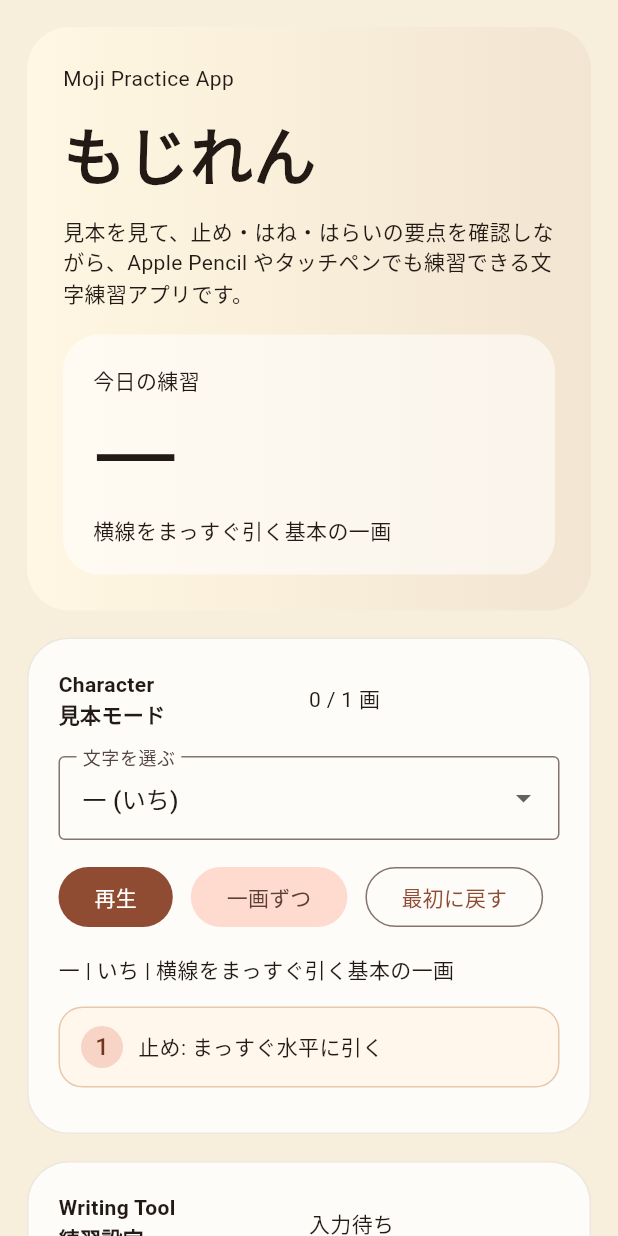
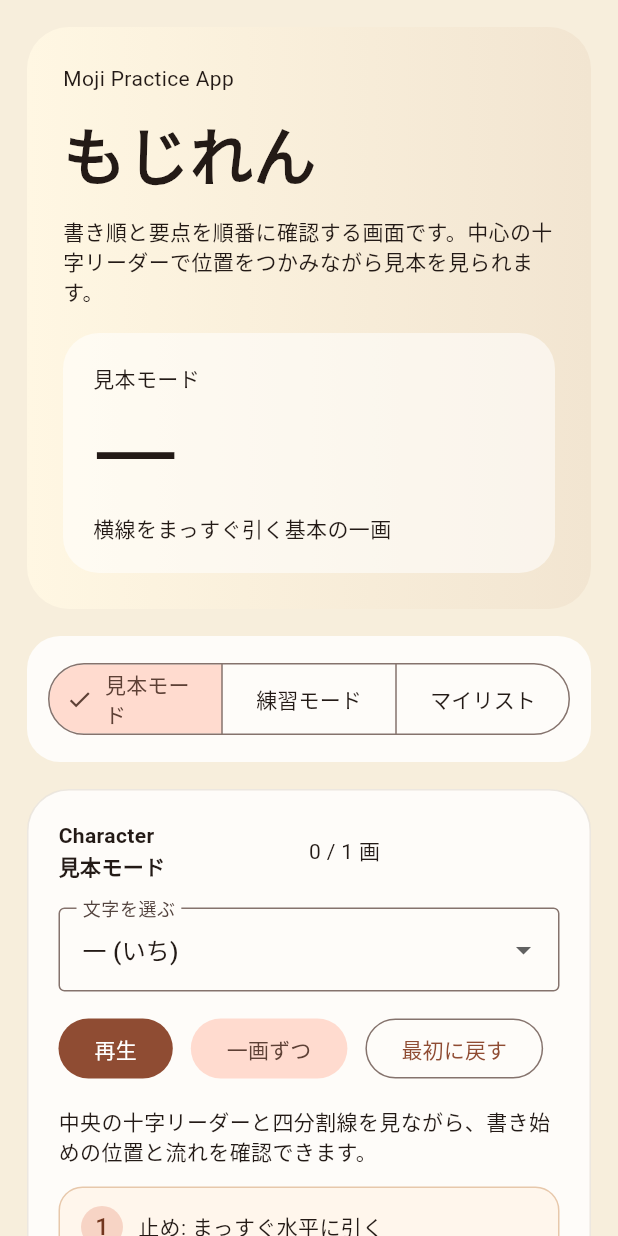
Before and after one commit to jppiennm-commits/mojiren, a Flutter app: the screen it shows after launch, on a phone screen of 412 x 824 dp. Run offline on Flutter 3.47's test engine with Material 3 defaults, Android fonts, the phone set to English and light mode, and no system bars.

Commit message:
Add mode-based screens and guide leaders

```diff
--- a/lib/src/app.dart
+++ b/lib/src/app.dart
@@ -6,6 +6,8 @@ import 'package:flutter/material.dart';
 import 'data.dart';
 import 'models.dart';
 import 'painters.dart';
+
+enum LearningMode { model, practice, collection }
 
 class KakijunLabApp extends StatelessWidget {
   const KakijunLabApp({super.key});
@@ -36,14 +38,12 @@ class StrokePracticeHome extends StatelessWidget {
         if (snapshot.hasError) {
           return Scaffold(
             body: Center(
-              child: Text('漢字データの読み込みに失敗しました: ${snapshot.error}'),
+              child: Text('文字データの読み込みに失敗しました: ${snapshot.error}'),
             ),
           );
         }
         if (!snapshot.hasData) {
-          return const Scaffold(
-            body: Center(child: CircularProgressIndicator()),
-          );
+          return const Scaffold(body: Center(child: CircularProgressIndicator()));
         }
         return StrokePracticeScreen(characters: snapshot.data!);
       },
@@ -63,6 +63,7 @@ class StrokePracticeScreen extends StatefulWidget {
 class _StrokePracticeScreenState extends State<StrokePracticeScreen> {
   late CharacterModel selectedCharacter;
   late String registerCharacterId;
+  LearningMode currentMode = LearningMode.model;
   WritingTool selectedTool = WritingTool.brushPen;
   InputMode inputMode = InputMode.penPreferred;
   bool showGhostModel = true;
@@ -135,6 +136,7 @@ class _StrokePracticeScreenState extends State<StrokePracticeScreen> {
         ),
       );
       memoController.clear();
+      currentMode = LearningMode.collection;
     });
   }
 
@@ -174,7 +176,7 @@ class _StrokePracticeScreenState extends State<StrokePracticeScreen> {
 
   void startStroke(PointerDownEvent event) {
     if (!acceptsPointer(event.kind)) {
-      setState(() => inputStatus = 'この入力モードではその入力は使えません');
+      setState(() => inputStatus = 'この入力モードではその入力方法は使えません');
       return;
     }
     final pressure = normalizedPressure(event.pressure);
@@ -191,8 +193,7 @@ class _StrokePracticeScreenState extends State<StrokePracticeScreen> {
     final pressure = normalizedPressure(event.pressure);
     setState(() {
       activeSamples = [...activeSamples, DrawSample(point: event.localPosition, pressure: pressure)];
-      inputStatus =
-          '${pointerLabel(event.kind)} | 圧力 ${pressure.toStringAsFixed(2)} | ${toolStyle.label}';
+      inputStatus = '${pointerLabel(event.kind)} | 圧力 ${pressure.toStringAsFixed(2)} | ${toolStyle.label}';
     });
   }
 
@@ -206,40 +207,108 @@ class _StrokePracticeScreenState extends State<StrokePracticeScreen> {
     });
   }
 
+  void resetPractice() {
+    setState(() {
+      drawnStrokes.clear();
+      activeSamples = [];
+      inputStatus = '入力待ち';
+    });
+  }
+
   @override
   Widget build(BuildContext context) {
     return Scaffold(
       body: SafeArea(
+        child: SingleChildScrollView(
+          padding: const EdgeInsets.all(18),
+          child: Column(
+            children: [
+              HeroCard(character: selectedCharacter, mode: currentMode),
+              const SizedBox(height: 18),
+              buildModeSwitch(),
+              const SizedBox(height: 18),
+              AnimatedSwitcher(
+                duration: const Duration(milliseconds: 220),
+                child: switch (currentMode) {
+                  LearningMode.model => buildModelLayout(),
+                  LearningMode.practice => buildPracticeLayout(),
+                  LearningMode.collection => buildCollectionLayout(),
+                },
+              ),
+            ],
+          ),
+        ),
+      ),
+    );
+  }
+
+  Widget buildModeSwitch() {
+    return Container(
+      width: double.infinity,
+      padding: const EdgeInsets.all(14),
+      decoration: BoxDecoration(
+        color: Colors.white.withValues(alpha: 0.82),
+        borderRadius: BorderRadius.circular(22),
+      ),
+      child: SegmentedButton<LearningMode>(
+        segments: const [
+          ButtonSegment(value: LearningMode.model, label: Text('見本モード')),
+          ButtonSegment(value: LearningMode.practice, label: Text('練習モード')),
+          ButtonSegment(value: LearningMode.collection, label: Text('マイリスト')),
+        ],
+        selected: {currentMode},
+        onSelectionChanged: (selection) => setState(() => currentMode = selection.first),
+      ),
+    );
+  }
+
+  Widget buildModelLayout() {
+    return KeyedSubtree(
+      key: const ValueKey(LearningMode.model),
       child: LayoutBuilder(
         builder: (context, constraints) {
           final singleColumn = constraints.maxWidth < 900;
-            return SingleChildScrollView(
-              padding: const EdgeInsets.all(18),
-              child: Column(
-                children: [
-                  HeroCard(character: selectedCharacter),
-                  const SizedBox(height: 18),
-                  Flex(
+          return Flex(
             direction: singleColumn ? Axis.vertical : Axis.horizontal,
             crossAxisAlignment: CrossAxisAlignment.start,
             children: [
               Expanded(child: buildModelPanel()),
               SizedBox(width: singleColumn ? 0 : 18, height: singleColumn ? 18 : 0),
-                      Expanded(child: buildPracticePanel()),
+              Expanded(child: buildModelBoard()),
             ],
+          );
+        },
       ),
-                  const SizedBox(height: 18),
-                  Flex(
+    );
+  }
+
+  Widget buildPracticeLayout() {
+    return KeyedSubtree(
+      key: const ValueKey(LearningMode.practice),
+      child: LayoutBuilder(
+        builder: (context, constraints) {
+          final singleColumn = constraints.maxWidth < 900;
+          return Flex(
             direction: singleColumn ? Axis.vertical : Axis.horizontal,
             crossAxisAlignment: CrossAxisAlignment.start,
             children: [
-                      Expanded(child: buildModelBoard()),
+              Expanded(child: buildPracticePanel()),
               SizedBox(width: singleColumn ? 0 : 18, height: singleColumn ? 18 : 0),
               Expanded(child: buildPracticeBoard()),
             ],
+          );
+        },
       ),
-                  const SizedBox(height: 18),
-                  Flex(
+    );
+  }
+
+  Widget buildCollectionLayout() {
+    return KeyedSubtree(
+      key: const ValueKey(LearningMode.collection),
+      child: LayoutBuilder(
+        builder: (context, constraints) {
+          final singleColumn = constraints.maxWidth < 900;
+          return Flex(
             direction: singleColumn ? Axis.vertical : Axis.horizontal,
             crossAxisAlignment: CrossAxisAlignment.start,
             children: [
@@ -247,12 +316,8 @@ class _StrokePracticeScreenState extends State<StrokePracticeScreen> {
               SizedBox(width: singleColumn ? 0 : 18, height: singleColumn ? 18 : 0),
               Expanded(child: buildSavedPanel()),
             ],
-                  ),
-                ],
-              ),
           );
         },
-        ),
       ),
     );
   }
@@ -267,10 +332,7 @@ class _StrokePracticeScreenState extends State<StrokePracticeScreen> {
         children: [
           DropdownButtonFormField<String>(
             initialValue: selectedCharacter.id,
-            decoration: const InputDecoration(
-              labelText: '文字を選ぶ',
-              border: OutlineInputBorder(),
-            ),
+            decoration: const InputDecoration(labelText: '文字を選ぶ', border: OutlineInputBorder()),
             items: [
               for (final character in widget.characters)
                 DropdownMenuItem(
@@ -301,7 +363,7 @@ class _StrokePracticeScreenState extends State<StrokePracticeScreen> {
             ],
           ),
           const SizedBox(height: 14),
-          Text('${selectedCharacter.glyph} | ${selectedCharacter.reading} | ${selectedCharacter.meaning}'),
+          const Text('中央の十字リーダーと四分割線を見ながら、書き始めの位置と流れを確認できます。'),
           const SizedBox(height: 14),
           for (var i = 0; i < selectedCharacter.strokes.length; i++)
             NoteTile(index: i + 1, text: selectedCharacter.strokes[i].note),
@@ -312,17 +374,15 @@ class _StrokePracticeScreenState extends State<StrokePracticeScreen> {
 
   Widget buildPracticePanel() {
     return PanelCard(
-      title: '練習設定',
+      title: '練習モード',
       kicker: 'Writing Tool',
       trailing: inputStatus,
       child: Column(
+        crossAxisAlignment: CrossAxisAlignment.start,
         children: [
           DropdownButtonFormField<WritingTool>(
             initialValue: selectedTool,
-            decoration: const InputDecoration(
-              labelText: '筆記具',
-              border: OutlineInputBorder(),
-            ),
+            decoration: const InputDecoration(labelText: '筆記具', border: OutlineInputBorder()),
             items: const [
               DropdownMenuItem(value: WritingTool.brushPen, child: Text('筆ペン')),
               DropdownMenuItem(value: WritingTool.ballpoint, child: Text('ボールペン')),
@@ -333,10 +393,7 @@ class _StrokePracticeScreenState extends State<StrokePracticeScreen> {
           const SizedBox(height: 14),
           DropdownButtonFormField<InputMode>(
             initialValue: inputMode,
-            decoration: const InputDecoration(
-              labelText: '入力モード',
-              border: OutlineInputBorder(),
-            ),
+            decoration: const InputDecoration(labelText: '入力モード', border: OutlineInputBorder()),
             items: const [
               DropdownMenuItem(value: InputMode.penPreferred, child: Text('ペン優先')),
               DropdownMenuItem(value: InputMode.penOnly, child: Text('ペンのみ')),
@@ -346,18 +403,15 @@ class _StrokePracticeScreenState extends State<StrokePracticeScreen> {
           ),
           SwitchListTile(
             contentPadding: EdgeInsets.zero,
-            title: const Text('練習面に薄いお手本を表示'),
+            title: const Text('見本のうすい下書きを表示'),
+            subtitle: const Text('練習中も中央の十字リーダーを見ながら位置を合わせられます。'),
             value: showGhostModel,
             onChanged: (value) => setState(() => showGhostModel = value),
           ),
           Align(
             alignment: Alignment.centerLeft,
             child: OutlinedButton(
-              onPressed: () => setState(() {
-                drawnStrokes.clear();
-                activeSamples = [];
-                inputStatus = '入力待ち';
-              }),
+              onPressed: resetPractice,
               child: const Text('練習を消す'),
             ),
           ),
@@ -372,7 +426,7 @@ class _StrokePracticeScreenState extends State<StrokePracticeScreen> {
     return PanelCard(
       title: '見本ボード',
       kicker: 'Model',
-      trailing: '注意点つき',
+      trailing: '補助線つき表示',
       child: AspectRatio(
         aspectRatio: 1,
         child: CustomPaint(
@@ -388,9 +442,9 @@ class _StrokePracticeScreenState extends State<StrokePracticeScreen> {
 
   Widget buildPracticeBoard() {
     return PanelCard(
-      title: 'ペン練習ボード',
+      title: '練習ボード',
       kicker: 'Practice',
-      trailing: 'Apple Pencil / タッチ / マウス',
+      trailing: '十字リーダー表示',
       child: AspectRatio(
         aspectRatio: 1,
         child: Listener(
@@ -414,17 +468,15 @@ class _StrokePracticeScreenState extends State<StrokePracticeScreen> {
 
   Widget buildRegisterPanel() {
     return PanelCard(
-      title: '自分の漢字を登録',
+      title: '文字を登録',
       kicker: 'My List',
       trailing: '複数保存',
       child: Column(
+        crossAxisAlignment: CrossAxisAlignment.start,
         children: [
           DropdownButtonFormField<String>(
             initialValue: registerCharacterId,
-            decoration: const InputDecoration(
-              labelText: '登録する文字',
-              border: OutlineInputBorder(),
-            ),
+            decoration: const InputDecoration(labelText: '登録する文字', border: OutlineInputBorder()),
             items: [
               for (final character in widget.characters)
                 DropdownMenuItem(
@@ -439,7 +491,7 @@ class _StrokePracticeScreenState extends State<StrokePracticeScreen> {
             controller: memoController,
             decoration: const InputDecoration(
               labelText: 'メモ',
-              hintText: '例: テスト前によく練習する漢字',
+              hintText: '例: テスト前によく練習する文字',
               border: OutlineInputBorder(),
             ),
           ),
@@ -458,13 +510,11 @@ class _StrokePracticeScreenState extends State<StrokePracticeScreen> {
 
   Widget buildSavedPanel() {
     return PanelCard(
-      title: '登録した漢字',
+      title: '登録した文字',
       kicker: 'Saved',
       trailing: '${savedCharacters.length} 件',
       child: savedCharacters.isEmpty
-          ? const EmptyTile(
-              message: 'まだ登録がありません。左のフォームから学習したい漢字を追加できます。',
-            )
+          ? const EmptyTile(message: 'まだ登録がありません。左のフォームから学習したい文字を追加できます。')
           : Column(
               children: [
                 for (final item in savedCharacters)
@@ -483,9 +533,32 @@ class _StrokePracticeScreenState extends State<StrokePracticeScreen> {
 }
 
 class HeroCard extends StatelessWidget {
-  const HeroCard({super.key, required this.character});
+  const HeroCard({super.key, required this.character, required this.mode});
 
   final CharacterModel character;
+  final LearningMode mode;
+
+  String get modeTitle {
+    switch (mode) {
+      case LearningMode.model:
+        return '見本モード';
+      case LearningMode.practice:
+        return '練習モード';
+      case LearningMode.collection:
+        return 'マイリスト';
+    }
+  }
+
+  String get modeDescription {
+    switch (mode) {
+      case LearningMode.model:
+        return '書き順と要点を順番に確認する画面です。中心の十字リーダーで位置をつかみながら見本を見られます。';
+      case LearningMode.practice:
+        return 'Apple Pencil などのペン入力を想定した練習画面です。筆記具ごとの線の違いもここで確認できます。';
+      case LearningMode.collection:
+        return 'よく練習したい文字をためておく画面です。登録した文字からすぐ見本や練習に戻れます。';
+    }
+  }
 
   @override
   Widget build(BuildContext context) {
@@ -493,9 +566,7 @@ class HeroCard extends StatelessWidget {
       padding: const EdgeInsets.all(24),
       decoration: BoxDecoration(
         borderRadius: BorderRadius.circular(28),
-        gradient: const LinearGradient(
-          colors: [Color(0xFFFFF7E3), Color(0xFFF2E5D1)],
-        ),
+        gradient: const LinearGradient(colors: [Color(0xFFFFF7E3), Color(0xFFF2E5D1)]),
       ),
       child: LayoutBuilder(
         builder: (context, constraints) {
@@ -504,20 +575,15 @@ class HeroCard extends StatelessWidget {
             direction: singleColumn ? Axis.vertical : Axis.horizontal,
             crossAxisAlignment: CrossAxisAlignment.start,
             children: [
-              const Expanded(
+              Expanded(
                 child: Column(
                   crossAxisAlignment: CrossAxisAlignment.start,
                   children: [
-                    Text('Moji Practice App'),
-                    SizedBox(height: 10),
-                    Text(
-                      'もじれん',
-                      style: TextStyle(fontSize: 42, fontWeight: FontWeight.w700),
-                    ),
-                    SizedBox(height: 12),
-                    Text(
-                      '見本を見て、止め・はね・はらいの要点を確認しながら、Apple Pencil やタッチペンでも練習できる文字練習アプリです。',
-                    ),
+                    const Text('Moji Practice App'),
+                    const SizedBox(height: 10),
+                    const Text('もじれん', style: TextStyle(fontSize: 42, fontWeight: FontWeight.w700)),
+                    const SizedBox(height: 12),
+                    Text(modeDescription),
                   ],
                 ),
               ),
@@ -532,7 +598,7 @@ class HeroCard extends StatelessWidget {
                 child: Column(
                   crossAxisAlignment: CrossAxisAlignment.start,
                   children: [
-                    const Text('今日の練習'),
+                    Text(modeTitle),
                     const SizedBox(height: 8),
                     Text(character.glyph, style: Theme.of(context).textTheme.displayLarge),
                     const SizedBox(height: 8),
@@ -577,17 +643,9 @@ class PanelCard extends StatelessWidget {
           Row(
             children: [
               Expanded(
-                child: Text(
-                  '$kicker\n$title',
-                  style: const TextStyle(fontWeight: FontWeight.w700),
+                child: Text('$kicker\n$title', style: const TextStyle(fontWeight: FontWeight.w700)),
               ),
-              ),
-              Flexible(
-                child: Text(
-                  trailing,
-                  textAlign: TextAlign.right,
-                ),
-              ),
+              Flexible(child: Text(trailing, textAlign: TextAlign.right)),
             ],
           ),
           const SizedBox(height: 18),
@@ -616,11 +674,7 @@ class NoteTile extends StatelessWidget {
       ),
       child: Row(
         children: [
-          CircleAvatar(
-            radius: 14,
-            backgroundColor: const Color(0xFFF7D4C5),
-            child: Text('$index'),
-          ),
+          CircleAvatar(radius: 14, backgroundColor: const Color(0xFFF7D4C5), child: Text('$index')),
           const SizedBox(width: 10),
           Expanded(child: Text(text)),
         ],
@@ -642,9 +696,7 @@ class ToolPreviewCard extends StatelessWidget {
       padding: const EdgeInsets.all(18),
       decoration: BoxDecoration(
         borderRadius: BorderRadius.circular(22),
-        gradient: const LinearGradient(
-          colors: [Color(0xFFFFFAF3), Color(0xFFF5EBDD)],
-        ),
+        gradient: const LinearGradient(colors: [Color(0xFFFFFAF3), Color(0xFFF5EBDD)]),
         border: Border.all(color: const Color(0xFFE0C8A9)),
       ),
       child: Column(
@@ -718,14 +770,9 @@ class SavedCharacterTile extends StatelessWidget {
             alignment: Alignment.center,
             decoration: BoxDecoration(
               borderRadius: BorderRadius.circular(18),
-              gradient: const LinearGradient(
-                colors: [Color(0xFFFFFFFF), Color(0xFFF4E9D8)],
+              gradient: const LinearGradient(colors: [Color(0xFFFFFFFF), Color(0xFFF4E9D8)]),
             ),
-            ),
-            child: Text(
-              character.glyph,
-              style: Theme.of(context).textTheme.headlineMedium,
-            ),
+            child: Text(character.glyph, style: Theme.of(context).textTheme.headlineMedium),
           ),
           const SizedBox(width: 14),
           Expanded(
@@ -741,7 +788,7 @@ class SavedCharacterTile extends StatelessWidget {
           const SizedBox(width: 12),
           Column(
             children: [
-              OutlinedButton(onPressed: onSelect, child: const Text('表示')),
+              OutlinedButton(onPressed: onSelect, child: const Text('開く')),
               const SizedBox(height: 8),
               OutlinedButton(onPressed: onDelete, child: const Text('削除')),
             ],
--- a/lib/src/models.dart
+++ b/lib/src/models.dart
@@ -153,7 +153,7 @@ class ToolStyle {
           baseWidth: 4.2,
           pressureBoost: 8.0,
           opacity: 0.94,
-          description: '筆圧で太さが変わる、はらいが見やすい表示です。',
+          description: '強弱が出やすく、はねやはらいの動きが見えやすい表示です。',
         );
       case WritingTool.ballpoint:
         return const ToolStyle(
@@ -163,7 +163,7 @@ class ToolStyle {
           baseWidth: 3.2,
           pressureBoost: 2.0,
           opacity: 0.96,
-          description: '均一で読みやすい線です。止めやはねの位置確認に向いています。',
+          description: '一定の太さで、止めや線の位置関係を確認しやすい表示です。',
         );
       case WritingTool.pencil:
         return const ToolStyle(
@@ -173,7 +173,7 @@ class ToolStyle {
           baseWidth: 2.4,
           pressureBoost: 3.2,
           opacity: 0.78,
-          description: '少しやわらかい線で、下書きのように練習できます。',
+          description: 'やわらかい線で、小さなずれにも気づきやすい練習向け表示です。',
         );
     }
   }
--- a/lib/src/painters.dart
+++ b/lib/src/painters.dart
@@ -24,8 +24,12 @@ class BoardPainter {
       ..color = const Color(0x2A7E633E)
       ..strokeWidth = 1;
     final guidePaint = Paint()
-      ..color = const Color(0x33CB6238)
-      ..strokeWidth = 1.2;
+      ..color = const Color(0x55CB6238)
+      ..strokeWidth = 2.2;
+    final leaderPaint = Paint()
+      ..color = const Color(0x99CB6238)
+      ..strokeWidth = 3.4
+      ..strokeCap = StrokeCap.round;
 
     for (final ratio in [0.25, 0.75]) {
       canvas.drawLine(Offset(size.width * ratio, 0), Offset(size.width * ratio, size.height), gridPaint);
@@ -33,6 +37,33 @@ class BoardPainter {
     }
     canvas.drawLine(Offset(size.width / 2, 0), Offset(size.width / 2, size.height), guidePaint);
     canvas.drawLine(Offset(0, size.height / 2), Offset(size.width, size.height / 2), guidePaint);
+
+    final center = Offset(size.width / 2, size.height / 2);
+    const arm = 18.0;
+    canvas.drawLine(center.translate(-arm, 0), center.translate(arm, 0), leaderPaint);
+    canvas.drawLine(center.translate(0, -arm), center.translate(0, arm), leaderPaint);
+
+    final edgeArm = size.width * 0.08;
+    canvas.drawLine(
+      Offset(size.width / 2 - edgeArm, 10),
+      Offset(size.width / 2 + edgeArm, 10),
+      leaderPaint,
+    );
+    canvas.drawLine(
+      Offset(size.width / 2 - edgeArm, size.height - 10),
+      Offset(size.width / 2 + edgeArm, size.height - 10),
+      leaderPaint,
+    );
+    canvas.drawLine(
+      Offset(10, size.height / 2 - edgeArm),
+      Offset(10, size.height / 2 + edgeArm),
+      leaderPaint,
+    );
+    canvas.drawLine(
+      Offset(size.width - 10, size.height / 2 - edgeArm),
+      Offset(size.width - 10, size.height / 2 + edgeArm),
+      leaderPaint,
+    );
   }
 
   static Path pathFor(List<StrokePoint> points, Size size) {
--- a/pubspec.yaml
+++ b/pubspec.yaml
@@ -1,7 +1,7 @@
 name: mojiren
 description: もじれん Flutter app for stroke order practice.
 publish_to: "none"
-version: 1.0.0+1
+version: 1.0.1+2
 
 environment:
   sdk: ^3.9.0
```
Lines whose indentation alone changed are shown as unchanged.
